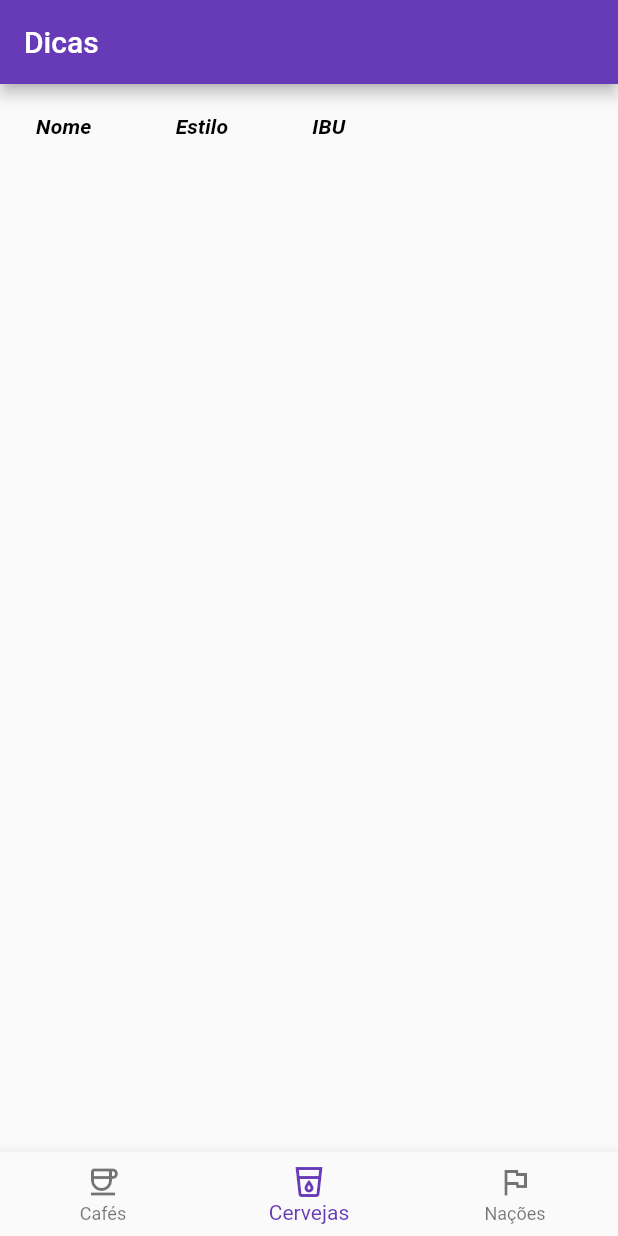
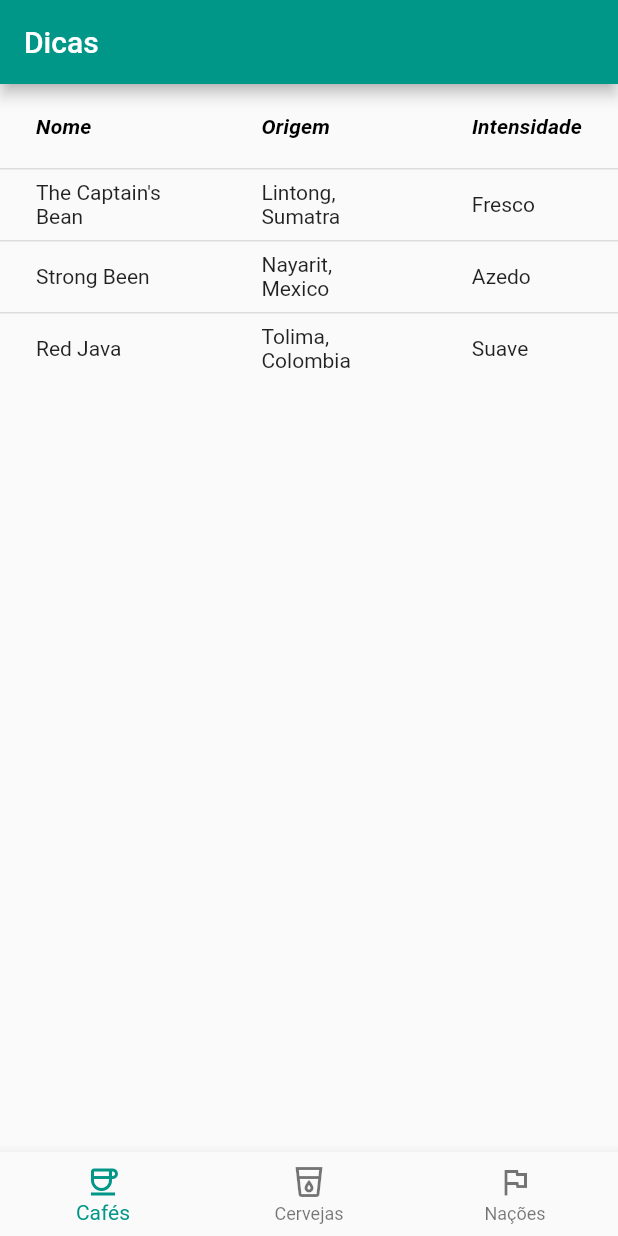
Before and after one commit to IsaKaillany/POO-Dart, a Flutter app: the screen it shows after launch, on a phone screen of 412 x 824 dp. Run offline on Flutter 3.47's test engine with Material 2 defaults, Android fonts, the phone set to English and light mode, and no system bars; our stand-ins replace flutter_hooks, transparent_image.

Commit message:
update Q2 and add Q3

```diff
--- a/receita_6/lib/main.dart
+++ b/receita_6/lib/main.dart
@@ -1,42 +1,33 @@
-import 'package:flutter/material.dart';
-import 'package:flutter_hooks/flutter_hooks.dart';
+import "package:flutter/material.dart";
+import "package:flutter_hooks/flutter_hooks.dart";
 
 class DataService {
   final ValueNotifier<List> tableStateNotifier = ValueNotifier([]);
-  /* final List<Function()> funcoes = [carregarCafes, carregarCervejas, carregarNacoes];
 
-  void carregar(index){
-    funcoes[index]();
-  } */
-
-  void carregar(index){
-    if (index == 0) carregarCafes();
-    else if (index == 1) carregarCervejas();
-    else carregarNacoes();
+  void carregar(int index){
+    tableStateNotifier.value = _json[index] ?? [];
   }
 
-  void carregarCafes(){
-    tableStateNotifier.value = [
+  final Map<int, List<Map<String, String>>> _json = {
+    0: [
       {
-      "name": "Espresso",
-      "style": "Forte",
-      "ibu": "-"
+        "name": "The Captain's Bean",
+        "origin": "Lintong, Sumatra",
+        "intensifier": "Fresco"
       },
       {
-      "name": "Americano",
-      "style": "Suave",
-      "ibu": "-"
+        "name": "Strong Been",
+        "origin": "Nayarit, Mexico",
+        "intensifier": "Azedo"
       },
       {
-      "name": "Mocha",
-      "style": "Doce",
-      "ibu": "-"
+        "name": "Red Java",
+        "origin": "Tolima, Colombia",
+        "intensifier": "Suave"
       }
-    ];
-  }
+    ],
 
-  void carregarCervejas(){
-    tableStateNotifier.value = [
+    1: [
       {
         "name": "La Fin Du Monde",
         "style": "Bock",
@@ -52,28 +43,26 @@ class DataService {
         "style": "Pilsner",
         "ibu": "82"
       }
-    ];
-  }
+    ],
 
-  void carregarNacoes(){
-    tableStateNotifier.value = [
+    2: [
       {
         "name": "Brasil",
-      "style": "America Latina",
-      "ibu": "-"
+        "continent": "America Latina",
+        "population": "213,4 milhões"
       },
       {
         "name": "China",
-      "style": "Ásia",
-      "ibu": "-"
+        "continent": "Ásia",
+        "population": "1,4 bilhão"
       },
       {
         "name": "França",
-      "style": "Europa",
-      "ibu": "-"
+        "continent": "Europa",
+        "population": "67,4 milhões"
       }
-    ];
-  }
+    ],
+  };
 }
 final dataService = DataService();
 
@@ -82,11 +71,56 @@ void main() {
   runApp(app);
 }
 
-class MyApp extends StatelessWidget {
+class MyApp extends StatefulWidget {
+  @override
+  _MyAppState createState() => _MyAppState();
+}
+
+class _MyAppState extends State<MyApp> {
+  int _selectedIndex = 0;
+
+  static const List<Map<String, dynamic>> _itemsNavBar = [
+    {
+      "label": "Cafés",
+      "icon": Icon(Icons.coffee_outlined),
+      "columnNames": ["Nome", "Origem", "Intensidade"],
+      "propertyNames": ["name", "origin", "intensifier"],
+    },
+
+    {
+      "label": "Cervejas",
+      "icon": Icon(Icons.local_drink_outlined),
+      "columnNames": ["Nome", "Estilo", "IBU"],
+      "propertyNames": ["name", "style", "ibu"],
+    },
+
+    {
+      "label": "Nações",
+      "icon": Icon(Icons.flag_outlined),
+      "columnNames": ["Nome", "Continente", "População"],
+      "propertyNames": ["name", "continent", "population"],
+    },
+  ];
+
+  @override
+  void initState() {
+    super.initState();
+    dataService.carregar(_selectedIndex);
+  }
+
+  void _onItemTapped(int index) {
+    setState(() {
+      _selectedIndex = index;
+      dataService.carregar(_selectedIndex);
+    });
+  }
+
   @override
   Widget build(BuildContext context) {
+    final itemsNavBar = _itemsNavBar[_selectedIndex];
+
     return MaterialApp(
-      theme: ThemeData(primarySwatch: Colors.deepPurple),
+      theme: ThemeData(primarySwatch: Colors.teal),
       debugShowCheckedModeBanner: false,
       home: Scaffold(
         appBar: AppBar(
@@ -94,26 +128,34 @@ class MyApp extends StatelessWidget {
         ),
         body: ValueListenableBuilder(
           valueListenable: dataService.tableStateNotifier,
-          builder:(_, value, __){
+          builder:(context, value, child){
             return DataTableWidget(
               jsonObjects: value,
-              propertyNames: ["name","style","ibu"],
-              columnNames: ["Nome", "Estilo", "IBU"]
+              columnNames: itemsNavBar["columnNames"],
+              propertyNames: itemsNavBar["propertyNames"]
             );
           }
         ),
-        bottomNavigationBar: NewNavBar(itemSelectedCallback: dataService.carregar),
+        bottomNavigationBar: BottomNavigationBar(
+          items: [
+            for (var item in _itemsNavBar)
+              BottomNavigationBarItem(
+                label: item["label"],
+                icon: item["icon"],
+              ),
+          ],
+          currentIndex: _selectedIndex,
+          onTap: _onItemTapped,
+        ),
       )
     );
   }
 }
 
 class NewNavBar extends HookWidget {
-  var itemSelectedCallback; //esse atributo será uma função
+  final void Function(int)? itemSelectedCallback;
 
-  NewNavBar({this.itemSelectedCallback}){
-    itemSelectedCallback ??= (_){} ; // o mesmo que: if (itemSelectedCallback == null) itemSelectedCallback = (){};
-  }
+  NewNavBar({this.itemSelectedCallback});
 
   @override
   Widget build(BuildContext context) {
@@ -121,7 +163,7 @@ class NewNavBar extends HookWidget {
     return BottomNavigationBar(
       onTap: (index) {
         state.value = index;
-        itemSelectedCallback(index);
+        itemSelectedCallback?.call(index);
       },
       currentIndex: state.value,
       items: const [
@@ -165,7 +207,7 @@ class DataTableWidget extends StatelessWidget {
       rows: jsonObjects.map(
         (obj) => DataRow(
           cells: propertyNames.map(
-            (propName) => DataCell(Text(obj[propName]))
+            (propName) => DataCell(Text(obj[propName] ?? ""))
           ).toList()
         )
       ).toList()
```
Lines whose indentation alone changed are shown as unchanged.
